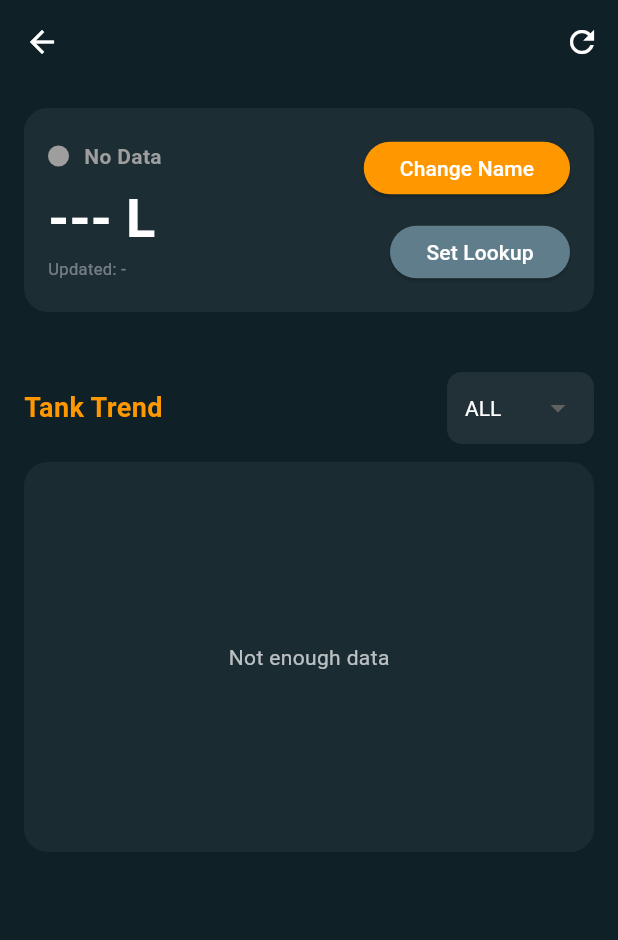
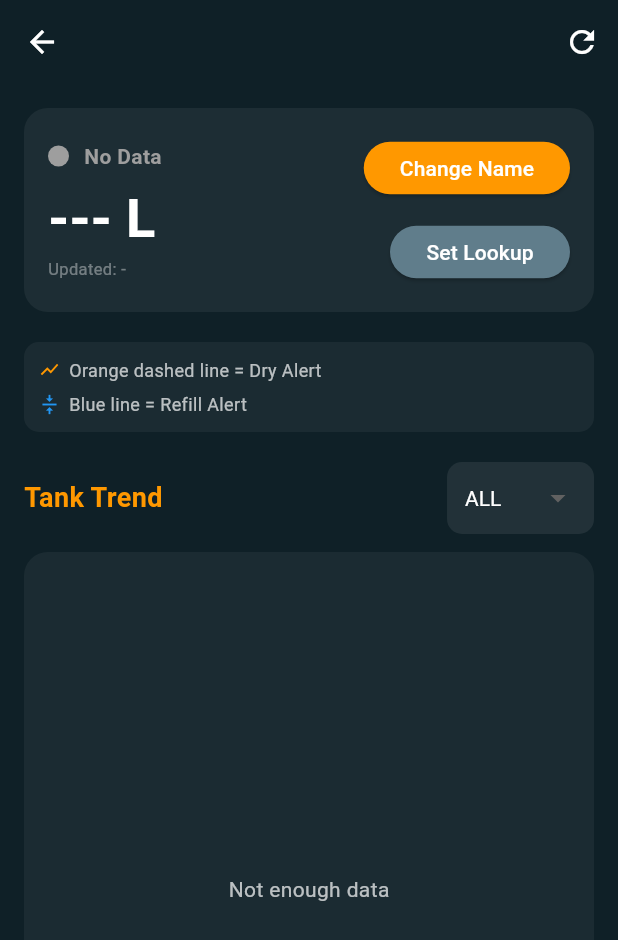
Before and after one commit to PleaseHelpNorvin/tank_speak, a Flutter app: the TankDetailScreen screen opened directly with empty values, on a phone screen of 412 x 824 dp. Shown: the top 940 px of the screen. Run offline on Flutter 3.47's test engine with Material 3 defaults, Android fonts, the phone set to English and light mode, and no system bars; our stand-ins replace file_picker, fl_chart, flutter_blue_plus, shared_preferences; accounts and stored records are empty; network calls fail.

Commit message:
updated tank_detail_screen

```diff
--- a/lib/models/tank.dart
+++ b/lib/models/tank.dart
@@ -4,6 +4,10 @@ class DeviceReading {
 
   final double raw;
   final double liters;
+
+  final String status;
+  final String? event; // 👈 ADD THIS
+  final bool refillAlert;
 
   final DateTime timestamp;
 
@@ -12,6 +16,10 @@ class DeviceReading {
     required this.sensorPin,
     required this.raw,
     required this.liters,
+    required this.status,
+    this.event,
+
+    required this.refillAlert,
     required this.timestamp,
   });
 
@@ -35,10 +43,13 @@ class DeviceReading {
       liters: litersValue is num
           ? litersValue.toDouble()
           : double.tryParse(litersValue.toString()) ?? 0,
+      status: json['status'] ?? "normal",
+      event: json['event'],
+      refillAlert: json['refill_alert'] ?? false,
 
       timestamp: DateTime.parse(
-        json['timestamp'],
-      ),
+        "${json['timestamp']}Z",
+      ).toLocal(),
     );
   }
 
--- a/lib/screens/pages/tank_detail_screen.dart
+++ b/lib/screens/pages/tank_detail_screen.dart
@@ -130,19 +130,23 @@ class _TankDetailScreenState extends State<TankDetailScreen> {
     final age = DateTime.now()
         .difference(latestReading!.timestamp);
 
+    debugPrint("NOW: ${DateTime.now()}");
+    debugPrint("READING: ${latestReading!.timestamp}");
+    debugPrint("AGE MINUTES: ${age.inMinutes}");
     if (age.inMinutes > 5) {
       return Colors.red;
     }
 
-    if (latestReading!.liters <= 0) {
-      return Colors.orange;
+    switch (latestReading!.status) {
+      case "dry_alert":
+        return Colors.orange;
+
+      case "normal":
+        return Colors.green;
+
+      default:
+        return Colors.grey;
     }
-
-    if (latestReading!.liters < 2000) {
-      return Colors.orange;
-    }
-
-    return Colors.green;
   }
 
   String getStatusLabel() {
@@ -153,23 +157,24 @@ class _TankDetailScreenState extends State<TankDetailScreen> {
     final age = DateTime.now()
         .difference(latestReading!.timestamp);
 
-    if (age.inMinutes < 0) {
-      return "Live";
-    }
-
     if (age.inMinutes > 5) {
       return "Offline";
     }
 
-    if (latestReading!.liters <= 0) {
-      return "No Flow";
+    if (latestReading!.refillAlert) {
+      return "Refill Alert";
     }
 
-    if (latestReading!.liters < 2000) {
-      return "Low";
+    switch (latestReading!.status) {
+      case "dry_alert":
+        return "Dry Alert";
+
+      case "normal":
+        return "Normal";
+
+      default:
+        return "Unknown";
     }
-
-    return "Normal";
   }
 
   // ================= CHART =================
@@ -212,6 +217,36 @@ class _TankDetailScreenState extends State<TankDetailScreen> {
         .clamp(0, double.infinity);
   }
 
+  List<VerticalLine> getEventLines() {
+    List<VerticalLine> lines = [];
+
+    for (int i = 0; i < readings.length; i++) {
+      final r = readings[i];
+
+      if (r.status == "dry_alert") {
+        lines.add(
+          VerticalLine(
+            x: i.toDouble(),
+            color: Colors.orange,
+            strokeWidth: 1,
+            dashArray: [5, 5],
+          ),
+        );
+      }
+
+      if (r.event == "refill") {
+        lines.add(
+          VerticalLine(
+            x: i.toDouble(),
+            color: Colors.blue,
+            strokeWidth: 2,
+          ),
+        );
+      }
+    }
+
+    return lines;
+  }
   // ================= UI =================
 
   @override
@@ -359,7 +394,7 @@ class _TankDetailScreenState extends State<TankDetailScreen> {
                           Navigator.push(
                             context,
                             MaterialPageRoute(
-                              builder: (_) => SetCalibrationScreen(me: widget.me, activeCalibProfileId: widget.activeCalibProfileId, stationId: widget.stationId,),
+                              builder: (_) => SetCalibrationScreen(me: widget.me, activeCalibProfileId: widget.activeCalibProfileId, stationId: widget.stationId, channelKey: widget.sensorPin,),
                             ),
                           );
                         },
@@ -372,8 +407,38 @@ class _TankDetailScreenState extends State<TankDetailScreen> {
             ),
             const SizedBox(height: 20),
 
+            Container(
+              padding: const EdgeInsets.all(10),
+              margin: const EdgeInsets.only(bottom: 10),
+              decoration: BoxDecoration(
+                color: Colors.white.withOpacity(0.05),
+                borderRadius: BorderRadius.circular(10),
+              ),
+              child: Column(
+                crossAxisAlignment: CrossAxisAlignment.start,
+                children: const [
+                  Row(
+                    children: [
+                      Icon(Icons.show_chart, color: Colors.orange, size: 14),
+                      SizedBox(width: 6),
+                      Text("Orange dashed line = Dry Alert",
+                          style: TextStyle(color: Colors.white70, fontSize: 12)),
+                    ],
+                  ),
+                  SizedBox(height: 6),
+                  Row(
+                    children: [
+                      Icon(Icons.vertical_align_center, color: Colors.blue, size: 14),
+                      SizedBox(width: 6),
+                      Text("Blue line = Refill Alert",
+                          style: TextStyle(color: Colors.white70, fontSize: 12)),
+                    ],
+                  ),
+                ],
+              ),
+            ),
 
-            const SizedBox(height: 20),
+            const SizedBox(height: 10),
 
             // ================= HEADER =================
 
@@ -454,7 +519,7 @@ class _TankDetailScreenState extends State<TankDetailScreen> {
             // ================= CHART =================
 
             Container(
-              height: 260,
+              height: 450,
 
               padding: const EdgeInsets.all(12),
 
@@ -490,6 +555,10 @@ class _TankDetailScreenState extends State<TankDetailScreen> {
 
                   borderData:
                   FlBorderData(show: false),
+
+                  extraLinesData: ExtraLinesData(
+                    verticalLines: getEventLines(),
+                  ),
 
                   titlesData: FlTitlesData(
 
@@ -595,7 +664,7 @@ class _TankDetailScreenState extends State<TankDetailScreen> {
               ),
             ),
 
-            const SizedBox(height: 20),
+            const SizedBox(height: 40),
           ],
         ),
       ),
```
Also changed, not shown: lib/screens/pages/set_calibration_screen.dart (+10 -6 lines), lib/screens/pages/station_detail_screen.dart (+27 -34 lines).
